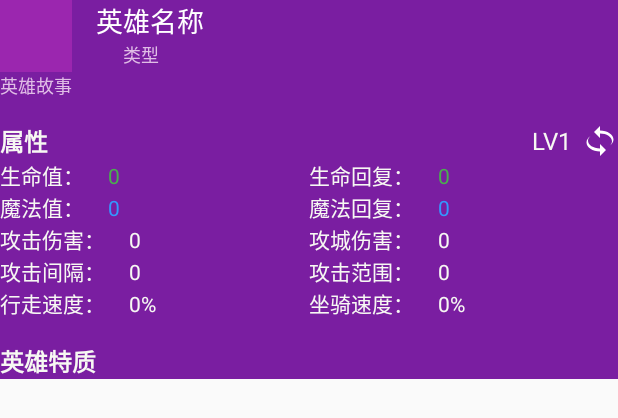
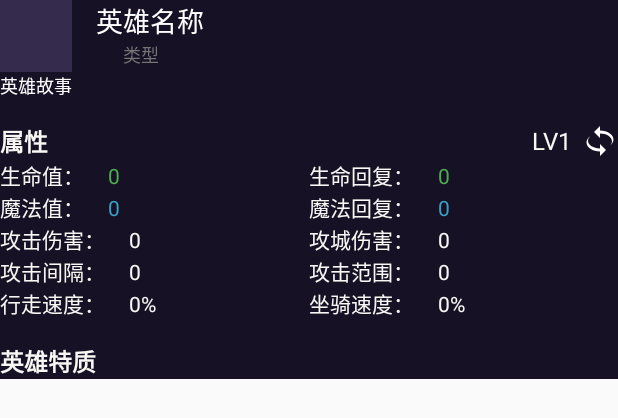
Before and after one commit to Yasic/HelperOfTheStorm, an Android app: the layout header_text_item.xml on its own in the app's theme, with its tools: preview values and no code run, on a phone screen of 412 x 824 dp. Shown: the top 418 px of the screen. Run offline under Robolectric (Android 15) with nearby library versions, the phone set to English and light mode, and no system bars.

Commit message:
update UI

```diff
--- a/app/src/main/java/com/application/yasic/crazyofthestorm/Fragment/HeroListFragment.kt
+++ b/app/src/main/java/com/application/yasic/crazyofthestorm/Fragment/HeroListFragment.kt
@@ -6,6 +6,7 @@ import android.os.Bundle
 import android.support.annotation.Nullable
 import android.support.v4.app.Fragment
 import android.support.v7.app.AppCompatActivity
+import android.support.v7.widget.DefaultItemAnimator
 import android.support.v7.widget.GridLayoutManager
 import android.util.Log
 import android.view.LayoutInflater
@@ -43,7 +44,7 @@ class HeroListFragment : Fragment() {
         setHeroListView()
         setFilterButton()
 
-        srl_refresh.setColorScheme(R.color.colorPrimaryDark, R.color.colorAccent, R.color.colorPrimaryBlue)
+        srl_refresh.setColorScheme(R.color.colorPrimary, R.color.colorAccent, R.color.colorPrimaryBlue)
         srl_refresh.setOnRefreshListener {
             heroListFinished = true
             setRoleButtonBackground(4)
--- a/app/src/main/res/layout/fragment_hero_list.xml
+++ b/app/src/main/res/layout/fragment_hero_list.xml
@@ -15,6 +15,7 @@
         <LinearLayout
             android:layout_width="wrap_content"
             android:layout_height="match_parent"
+            android:background="@color/colorPrimary"
             android:layout_weight="1">
 
             <ImageButton
@@ -50,6 +51,7 @@
             android:layout_width="wrap_content"
             android:layout_height="match_parent"
             android:layout_weight="1"
+            android:background="@color/colorPrimary"
             android:gravity="right">
 
             <ImageButton
--- a/app/src/main/res/layout/fragment_hero_talent.xml
+++ b/app/src/main/res/layout/fragment_hero_talent.xml
@@ -9,7 +9,8 @@
     <LinearLayout
         android:layout_width="match_parent"
         android:layout_height="wrap_content"
-        android:layout_marginTop="7dp"
+        android:paddingTop="7dp"
+        android:background="@color/colorPrimary"
         android:paddingLeft="@dimen/activity_vertical_margin"
         android:paddingRight="@dimen/activity_horizontal_margin"
         android:orientation="horizontal">
--- a/app/src/main/res/layout/header_text_item.xml
+++ b/app/src/main/res/layout/header_text_item.xml
@@ -51,7 +51,7 @@
                     android:layout_width="wrap_content"
                     android:layout_height="wrap_content"
                     android:text="类型"
-                    android:textColor="@color/lightPrimaryColor"
+                    android:textColor="@color/secondaryText"
                     android:textSize="@dimen/hero_info_secondary_text" />
             </LinearLayout>
         </LinearLayout>
--- a/app/src/main/res/layout/hero_list_item.xml
+++ b/app/src/main/res/layout/hero_list_item.xml
@@ -34,6 +34,6 @@
         android:id="@+id/hero_role"
         android:layout_width="wrap_content"
         android:layout_height="wrap_content"
-        android:textColor="@color/lightPrimaryColor"
+        android:textColor="@color/secondaryText"
         android:textSize="@dimen/hero_info_secondary_text" />
 </LinearLayout>
--- a/app/src/main/res/layout/layout_hero_property.xml
+++ b/app/src/main/res/layout/layout_hero_property.xml
@@ -67,7 +67,7 @@
                 android:layout_height="wrap_content"
                 android:paddingLeft="16dp"
                 android:text="0"
-                android:textColor="@color/colorAccent"
+                android:textColor="@color/colorGreen"
                 android:textSize="@dimen/hero_info_primary_text"/>
         </LinearLayout>
 
@@ -90,7 +90,7 @@
                 android:layout_height="wrap_content"
                 android:paddingLeft="16dp"
                 android:text="0"
-                android:textColor="@color/colorAccent"
+                android:textColor="@color/colorGreen"
                 android:textSize="@dimen/hero_info_primary_text"/>
         </LinearLayout>
     </LinearLayout>
--- a/app/src/main/res/layout/leader_board_item.xml
+++ b/app/src/main/res/layout/leader_board_item.xml
@@ -3,8 +3,7 @@
     xmlns:android="http://schemas.android.com/apk/res/android"
     android:layout_width="match_parent"
     android:layout_height="wrap_content"
-    android:layout_marginTop="8dp"
-    android:layout_marginBottom="8dp"
+    android:layout_marginTop="12dp"
     android:layout_marginLeft="8dp"
     android:layout_marginRight="8dp"
     android:background="@color/colorPrimary"
--- a/app/src/main/res/layout/leader_board_list_item.xml
+++ b/app/src/main/res/layout/leader_board_list_item.xml
@@ -4,8 +4,7 @@
     android:layout_width="match_parent"
     android:layout_height="wrap_content"
     android:background="@color/colorPrimary"
-    android:layout_marginTop="8dp"
-    android:layout_marginBottom="8dp"
+    android:layout_marginTop="@dimen/list_item_margin_top"
     android:layout_marginLeft="8dp"
     android:layout_marginRight="8dp"
     >
--- a/app/src/main/res/layout/more_list_item.xml
+++ b/app/src/main/res/layout/more_list_item.xml
@@ -4,8 +4,7 @@
     android:layout_width="match_parent"
     android:layout_height="wrap_content"
     android:background="@color/colorPrimary"
-    android:layout_marginTop="8dp"
-    android:layout_marginBottom="8dp"
+    android:layout_marginTop="12dp"
     android:layout_marginLeft="8dp"
     android:layout_marginRight="8dp"
     >
--- a/app/src/main/res/values/colors.xml
+++ b/app/src/main/res/values/colors.xml
@@ -1,14 +1,18 @@
 <?xml version="1.0" encoding="utf-8"?>
 <resources>
-    <color name="colorPrimary">#9b26af</color>
-    <color name="colorPrimaryDark">#7a1ea1</color>
-    <!--<color name="colorAccent">#009587</color>-->
-    <color name="colorAccent">#4bae4f</color>
-    <color name="colorPrimaryBlue">#3399ff</color>
+    <!--<color name="colorPrimary">#9b26af</color>-->
+    <color name="colorPrimary">#342B4D</color>
+    <!--<color name="colorPrimaryDark">#7a1ea1</color>-->
+    <color name="colorPrimaryDark">#171125</color>
+    <color name="colorGreen">#4bae4f</color>
+    <!--<color name="colorAccent">#4bae4f</color>-->
+    <color name="colorAccent">#38A1C5</color>
+    <color name="colorPrimaryBlue">#38A1C5</color>
     <color name="colorPrimaryWhite">#ffffff</color>
     <color name="colorAccentWhite">#f7f8f3</color>
     <color name="primaryText">#212121</color>
     <color name="secondaryText">#757575</color>
-    <color name="lightPrimaryColor">#e0bde6</color>
+    <!--<color name="lightPrimaryColor">#e0bde6</color>-->
+    <color name="lightPrimaryColor">#fefefe</color>
     <color name="dividerColor">#bcbcbc</color>
 </resources>
--- a/app/src/main/res/values/dimens.xml
+++ b/app/src/main/res/values/dimens.xml
@@ -10,4 +10,6 @@
     <dimen name="hero_info_subtitle_text">16sp</dimen>
     <dimen name="hero_info_primary_text">14sp</dimen>
     <dimen name="hero_info_secondary_text">12sp</dimen>
+
+    <dimen name="list_item_margin_top">12dp</dimen>
 </resources>
```
Also changed, not shown: app/src/main/java/com/application/yasic/crazyofthestorm/Util/HeroInfoAdapter.kt (+4 -4 lines).
